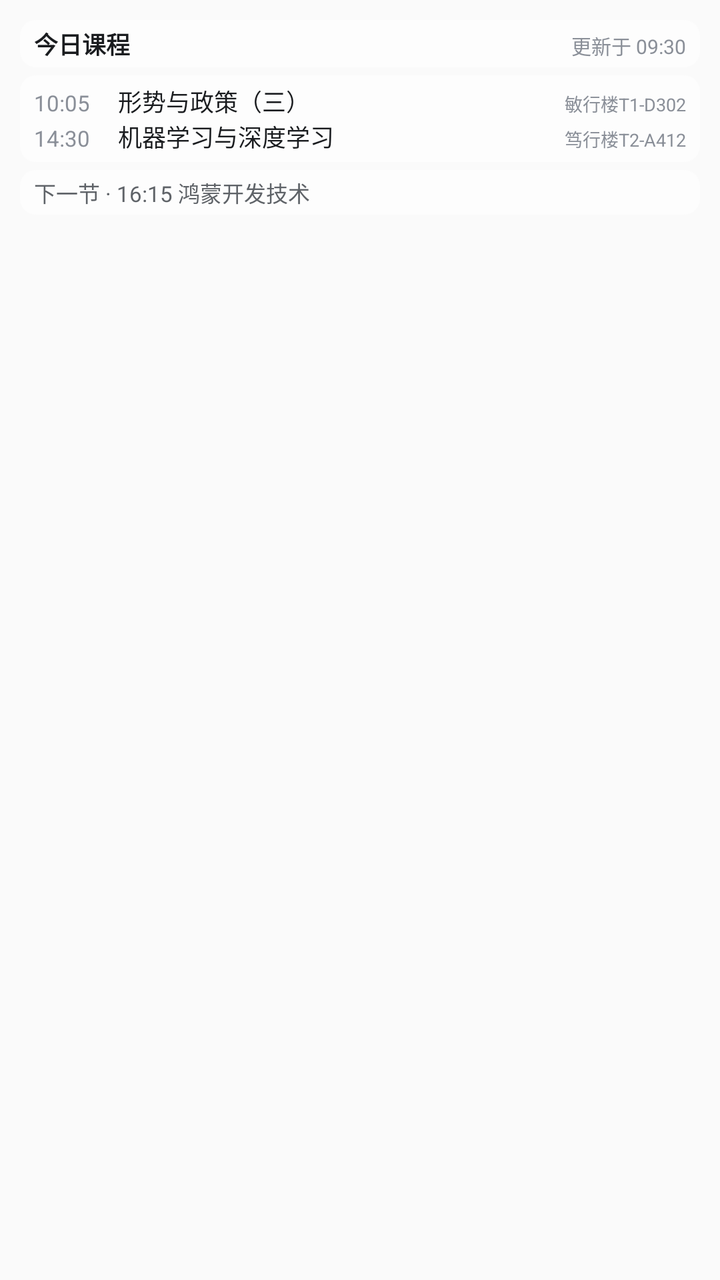
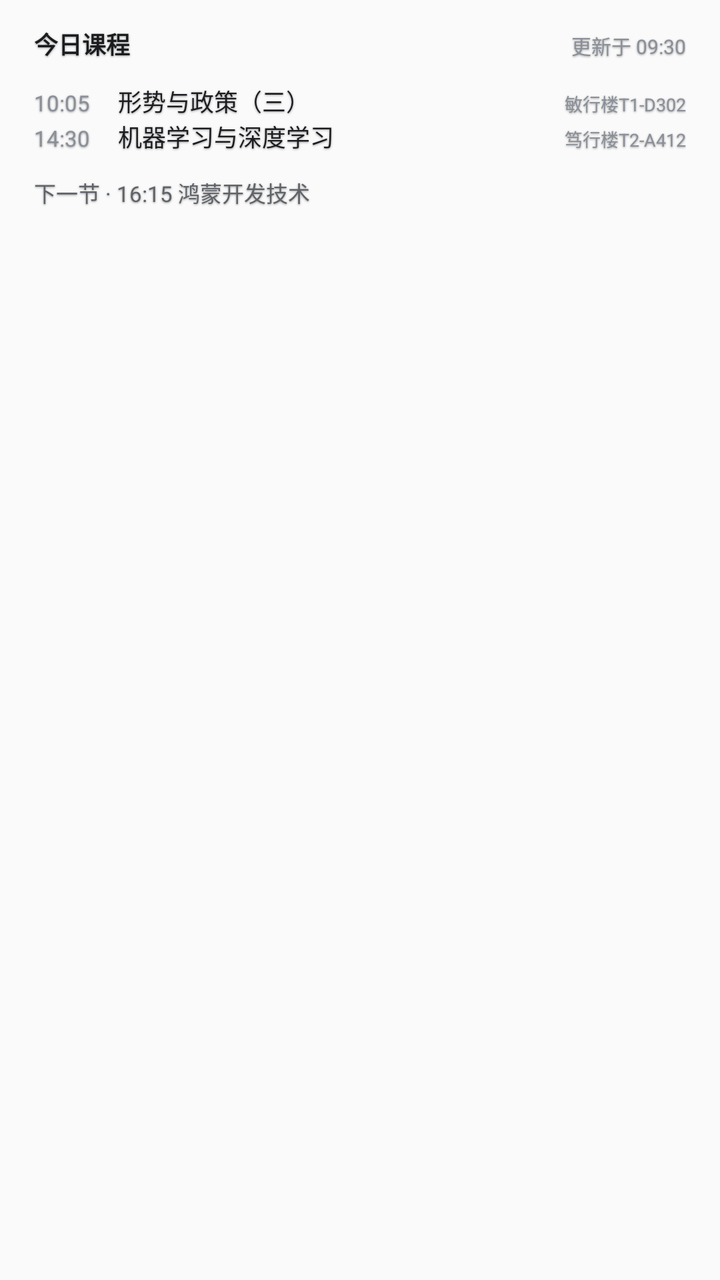

Compare the two renders of this Android layout. The source of the first and the diff that turns it into the second are given below.
<!-- AndroidManifest.xml: application theme AppTheme -->
<!-- res/layout/widget_today_preview.xml -->
<?xml version="1.0" encoding="utf-8"?>
<LinearLayout xmlns:android="http://schemas.android.com/apk/res/android"
    android:layout_width="match_parent"
    android:layout_height="match_parent"
    android:orientation="vertical"
    android:padding="10dp">

    <LinearLayout
        android:layout_width="match_parent"
        android:layout_height="wrap_content"
        android:background="@drawable/widget_strip_light"
        android:orientation="horizontal"
        android:paddingStart="7dp"
        android:paddingTop="3dp"
        android:paddingEnd="7dp"
        android:paddingBottom="3dp">

        <TextView
            android:layout_width="0dp"
            android:layout_height="wrap_content"
            android:layout_weight="1"
            android:maxLines="1"
            android:text="今日课程"
            android:textColor="#1A1C1F"
            android:textSize="12sp"
            android:textStyle="bold" />

        <TextView
            android:layout_width="wrap_content"
            android:layout_height="wrap_content"
            android:maxLines="1"
            android:text="更新于 09:30"
            android:textColor="#8A8F98"
            android:textSize="10sp" />
    </LinearLayout>

    <LinearLayout
        android:layout_width="match_parent"
        android:layout_height="wrap_content"
        android:layout_marginTop="4dp"
        android:background="@drawable/widget_strip_light"
        android:orientation="vertical"
        android:paddingStart="7dp"
        android:paddingTop="4dp"
        android:paddingEnd="7dp"
        android:paddingBottom="4dp">

        <LinearLayout
            android:layout_width="match_parent"
            android:layout_height="wrap_content"
            android:orientation="horizontal">

            <TextView
                android:layout_width="42dp"
                android:layout_height="wrap_content"
                android:text="10:05"
                android:textColor="#8A8F98"
                android:textSize="11sp" />

            <TextView
                android:layout_width="0dp"
                android:layout_height="wrap_content"
                android:layout_weight="1"
                android:ellipsize="end"
                android:maxLines="1"
                android:text="形势与政策（三）"
                android:textColor="#1A1C1F"
                android:textSize="12sp" />

            <TextView
                android:layout_width="108dp"
                android:layout_height="wrap_content"
                android:ellipsize="end"
                android:gravity="end"
                android:maxLines="1"
                android:text="敏行楼T1-D302"
                android:textColor="#8A8F98"
                android:textSize="9sp" />
        </LinearLayout>

        <LinearLayout
            android:layout_width="match_parent"
            android:layout_height="wrap_content"
            android:orientation="horizontal">

            <TextView
                android:layout_width="42dp"
                android:layout_height="wrap_content"
                android:text="14:30"
                android:textColor="#8A8F98"
                android:textSize="11sp" />

            <TextView
                android:layout_width="0dp"
                android:layout_height="wrap_content"
                android:layout_weight="1"
                android:ellipsize="end"
                android:maxLines="1"
                android:text="机器学习与深度学习"
                android:textColor="#1A1C1F"
                android:textSize="12sp" />

            <TextView
                android:layout_width="108dp"
                android:layout_height="wrap_content"
                android:ellipsize="end"
                android:gravity="end"
                android:maxLines="1"
                android:text="笃行楼T2-A412"
                android:textColor="#8A8F98"
                android:textSize="9sp" />
        </LinearLayout>
    </LinearLayout>

    <LinearLayout
        android:layout_width="match_parent"
        android:layout_height="wrap_content"
        android:layout_marginTop="4dp"
        android:background="@drawable/widget_strip_light"
        android:orientation="vertical"
        android:paddingStart="7dp"
        android:paddingTop="3dp"
        android:paddingEnd="7dp"
        android:paddingBottom="3dp">

        <TextView
            android:layout_width="match_parent"
            android:layout_height="wrap_content"
            android:ellipsize="end"
            android:maxLines="1"
            android:text="下一节 · 16:15 鸿蒙开发技术"
            android:textColor="#5F6368"
            android:textSize="11sp" />
    </LinearLayout>
</LinearLayout>
<!-- resources referenced by this layout -->
<resources>
  <!-- drawable widget_strip_light (drawable) -->
  <?xml version="1.0" encoding="utf-8"?>
  <shape xmlns:android="http://schemas.android.com/apk/res/android"
      android:shape="rectangle">
      <solid android:color="#99FFFFFF" />
      <corners android:radius="8dp" />
  </shape>
  <style name="AppTheme" parent="Theme.AppCompat.Light.DarkActionBar">
          
          <item name="colorPrimary">@color/colorPrimary</item>
          <item name="colorPrimaryDark">@color/colorPrimaryDark</item>
          <item name="colorAccent">@color/colorAccent</item>
      </style>
</resources>

<!-- the commit's change to res/layout/widget_today_preview.xml (unified diff, before → after) -->
@@ -8,7 +8,6 @@
     <LinearLayout
         android:layout_width="match_parent"
         android:layout_height="wrap_content"
-        android:background="@drawable/widget_strip_light"
         android:orientation="horizontal"
         android:paddingStart="7dp"
         android:paddingTop="3dp"
@@ -16,6 +15,10 @@
         android:paddingBottom="3dp">
 
         <TextView
+            android:shadowColor="#66000000"
+            android:shadowDx="0"
+            android:shadowDy="1"
+            android:shadowRadius="2"
             android:layout_width="0dp"
             android:layout_height="wrap_content"
             android:layout_weight="1"
@@ -26,6 +29,10 @@
             android:textStyle="bold" />
 
         <TextView
+            android:shadowColor="#66000000"
+            android:shadowDx="0"
+            android:shadowDy="1"
+            android:shadowRadius="2"
             android:layout_width="wrap_content"
             android:layout_height="wrap_content"
             android:maxLines="1"
@@ -38,7 +45,6 @@
         android:layout_width="match_parent"
         android:layout_height="wrap_content"
         android:layout_marginTop="4dp"
-        android:background="@drawable/widget_strip_light"
         android:orientation="vertical"
         android:paddingStart="7dp"
         android:paddingTop="4dp"
@@ -51,6 +57,10 @@
             android:orientation="horizontal">
 
             <TextView
+            android:shadowColor="#66000000"
+            android:shadowDx="0"
+            android:shadowDy="1"
+            android:shadowRadius="2"
                 android:layout_width="42dp"
                 android:layout_height="wrap_content"
                 android:text="10:05"
@@ -58,6 +68,10 @@
                 android:textSize="11sp" />
 
             <TextView
+            android:shadowColor="#66000000"
+            android:shadowDx="0"
+            android:shadowDy="1"
+            android:shadowRadius="2"
                 android:layout_width="0dp"
                 android:layout_height="wrap_content"
                 android:layout_weight="1"
@@ -68,6 +82,10 @@
                 android:textSize="12sp" />
 
             <TextView
+            android:shadowColor="#66000000"
+            android:shadowDx="0"
+            android:shadowDy="1"
+            android:shadowRadius="2"
                 android:layout_width="108dp"
                 android:layout_height="wrap_content"
                 android:ellipsize="end"
@@ -84,6 +102,10 @@
             android:orientation="horizontal">
 
             <TextView
+            android:shadowColor="#66000000"
+            android:shadowDx="0"
+            android:shadowDy="1"
+            android:shadowRadius="2"
                 android:layout_width="42dp"
                 android:layout_height="wrap_content"
                 android:text="14:30"
@@ -91,6 +113,10 @@
                 android:textSize="11sp" />
 
             <TextView
+            android:shadowColor="#66000000"
+            android:shadowDx="0"
+            android:shadowDy="1"
+            android:shadowRadius="2"
                 android:layout_width="0dp"
                 android:layout_height="wrap_content"
                 android:layout_weight="1"
@@ -101,6 +127,10 @@
                 android:textSize="12sp" />
 
             <TextView
+            android:shadowColor="#66000000"
+            android:shadowDx="0"
+            android:shadowDy="1"
+            android:shadowRadius="2"
                 android:layout_width="108dp"
                 android:layout_height="wrap_content"
                 android:ellipsize="end"
@@ -116,7 +146,6 @@
         android:layout_width="match_parent"
         android:layout_height="wrap_content"
         android:layout_marginTop="4dp"
-        android:background="@drawable/widget_strip_light"
         android:orientation="vertical"
         android:paddingStart="7dp"
         android:paddingTop="3dp"
@@ -124,6 +153,10 @@
         android:paddingBottom="3dp">
 
         <TextView
+            android:shadowColor="#66000000"
+            android:shadowDx="0"
+            android:shadowDy="1"
+            android:shadowRadius="2"
             android:layout_width="match_parent"
             android:layout_height="wrap_content"
             android:ellipsize="end"
<!-- resource entries referenced after the edit -->
@@ -1,12 +1,5 @@
 <!-- resources referenced by this layout -->
 <resources>
-  <!-- drawable widget_strip_light (drawable) -->
-  <?xml version="1.0" encoding="utf-8"?>
-  <shape xmlns:android="http://schemas.android.com/apk/res/android"
-      android:shape="rectangle">
-      <solid android:color="#99FFFFFF" />
-      <corners android:radius="8dp" />
-  </shape>
   <style name="AppTheme" parent="Theme.AppCompat.Light.DarkActionBar">
           
           <item name="colorPrimary">@color/colorPrimary</item>
